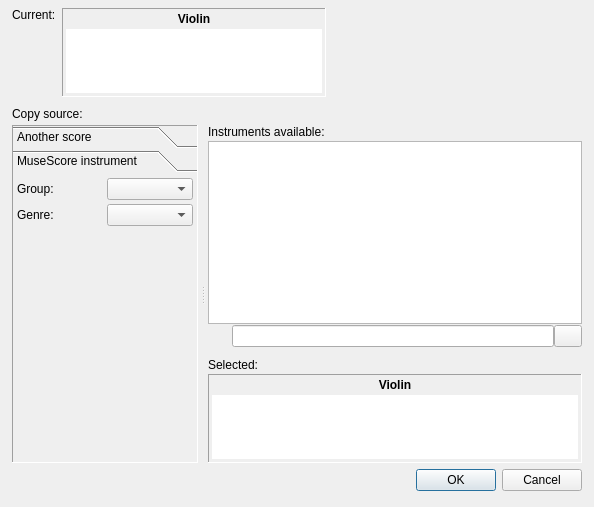
This is musecbox/dialogs/instrument_selection_dialog.ui in Zen-Master-SoSo/musecbox as Qt 5 draws it before an edit. The edited form follows.
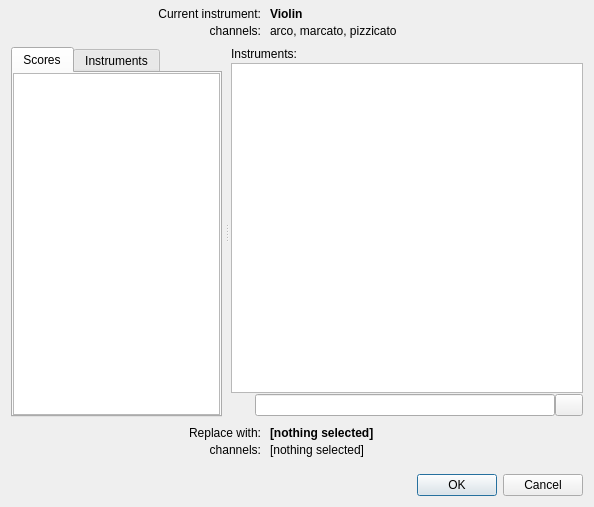
This is the edited form. The open tabs and pages were chosen to show the change. Icons and pictures are not drawn.

Commit message: WIP - replace os.path with pathlib everywhere

The edit to the form file:
```diff
--- a/musecbox/dialogs/instrument_selection_dialog.ui
+++ b/musecbox/dialogs/instrument_selection_dialog.ui
@@ -13,73 +13,29 @@
   <property name="windowTitle">
    <string>Dialog</string>
   </property>
-  <layout class="QVBoxLayout" name="verticalLayout_7" stretch="1,5,1">
+  <layout class="QVBoxLayout" name="verticalLayout" stretch="0,1,0,0">
    <property name="spacing">
-    <number>6</number>
-   </property>
-   <property name="leftMargin">
-    <number>12</number>
+    <number>9</number>
    </property>
    <property name="topMargin">
-    <number>8</number>
+    <number>7</number>
    </property>
-   <property name="rightMargin">
-    <number>12</number>
-   </property>
-   <property name="bottomMargin">
-    <number>16</number>
-   </property>
    <item>
-    <layout class="QHBoxLayout" name="top_lo">
-     <item>
-      <layout class="QVBoxLayout" name="verticalLayout_6">
-       <item>
-        <widget class="QLabel" name="label_5">
+    <layout class="QGridLayout" name="gridcurr" columnstretch="4,5">
+     <property name="verticalSpacing">
+      <number>3</number>
+     </property>
+     <item row="0" column="0">
+      <widget class="QLabel" name="lbl1">
          <property name="text">
-          <string>Current:</string>
+        <string>Current instrument:</string>
+       </property>
+       <property name="alignment">
+        <set>Qt::AlignRight|Qt::AlignTrailing|Qt::AlignVCenter</set>
          </property>
         </widget>
        </item>
-       <item>
-        <spacer name="verticalSpacer_2">
-         <property name="orientation">
-          <enum>Qt::Vertical</enum>
-         </property>
-         <property name="sizeHint" stdset="0">
-          <size>
-           <width>20</width>
-           <height>40</height>
-          </size>
-         </property>
-        </spacer>
-       </item>
-      </layout>
-     </item>
-     <item>
-      <widget class="QFrame" name="frm_current">
-       <property name="frameShape">
-        <enum>QFrame::Panel</enum>
-       </property>
-       <property name="frameShadow">
-        <enum>QFrame::Sunken</enum>
-       </property>
-       <layout class="QVBoxLayout" name="verticalLayout_5">
-        <property name="spacing">
-         <number>3</number>
-        </property>
-        <property name="leftMargin">
-         <number>3</number>
-        </property>
-        <property name="topMargin">
-         <number>3</number>
-        </property>
-        <property name="rightMargin">
-         <number>3</number>
-        </property>
-        <property name="bottomMargin">
-         <number>3</number>
-        </property>
-        <item>
+     <item row="0" column="1">
          <widget class="QLabel" name="lbl_old_instrument_name">
           <property name="font">
            <font>
@@ -91,67 +47,34 @@
            <string>Violin</string>
           </property>
           <property name="alignment">
-           <set>Qt::AlignCenter</set>
+        <set>Qt::AlignLeading|Qt::AlignLeft|Qt::AlignVCenter</set>
           </property>
          </widget>
         </item>
-        <item>
-         <widget class="QListWidget" name="lst_old_channels">
+     <item row="1" column="0">
+      <widget class="QLabel" name="label_3">
+       <property name="text">
+        <string>channels:</string>
+       </property>
+       <property name="alignment">
+        <set>Qt::AlignRight|Qt::AlignTrailing|Qt::AlignVCenter</set>
+       </property>
+      </widget>
+     </item>
+     <item row="1" column="1">
+      <widget class="QLabel" name="lbl_old_channels">
           <property name="sizePolicy">
-           <sizepolicy hsizetype="Expanding" vsizetype="Maximum">
+        <sizepolicy hsizetype="Preferred" vsizetype="Maximum">
             <horstretch>0</horstretch>
             <verstretch>0</verstretch>
            </sizepolicy>
           </property>
-          <property name="maximumSize">
-           <size>
-            <width>16777215</width>
-            <height>64</height>
-           </size>
-          </property>
-          <property name="frameShape">
-           <enum>QFrame::NoFrame</enum>
-          </property>
-          <property name="editTriggers">
-           <set>QAbstractItemView::NoEditTriggers</set>
-          </property>
-          <property name="selectionMode">
-           <enum>QAbstractItemView::NoSelection</enum>
-          </property>
-         </widget>
-        </item>
-       </layout>
-      </widget>
-     </item>
-     <item>
-      <spacer name="horizontalSpacer_3">
-       <property name="orientation">
-        <enum>Qt::Horizontal</enum>
-       </property>
-       <property name="sizeHint" stdset="0">
-        <size>
-         <width>40</width>
-         <height>20</height>
-        </size>
-       </property>
-      </spacer>
-     </item>
-    </layout>
-   </item>
-   <item>
-    <layout class="QVBoxLayout" name="verticalLayout_4" stretch="1,100">
-     <property name="spacing">
-      <number>4</number>
-     </property>
-     <property name="topMargin">
-      <number>4</number>
-     </property>
-     <item>
-      <widget class="QLabel" name="label_9">
        <property name="text">
-        <string>Copy source:</string>
+        <string>arco, marcato, pizzicato</string>
        </property>
       </widget>
+     </item>
+    </layout>
      </item>
      <item>
       <widget class="QSplitter" name="splitter">
@@ -159,33 +82,9 @@
         <enum>Qt::Horizontal</enum>
        </property>
        <property name="handleWidth">
-        <number>10</number>
-       </property>
-       <widget class="QFrame" name="frm_copy_src">
-        <property name="frameShape">
-         <enum>QFrame::Panel</enum>
-        </property>
-        <property name="frameShadow">
-         <enum>QFrame::Sunken</enum>
-        </property>
-        <layout class="QVBoxLayout" name="verticalLayout">
-         <property name="spacing">
-          <number>0</number>
-         </property>
-         <property name="leftMargin">
-          <number>0</number>
-         </property>
-         <property name="topMargin">
-          <number>0</number>
-         </property>
-         <property name="rightMargin">
-          <number>0</number>
-         </property>
-         <property name="bottomMargin">
-          <number>0</number>
-         </property>
-         <item>
-          <widget class="QToolBox" name="tool_box">
+      <number>9</number>
+     </property>
+     <widget class="QTabWidget" name="tool_box">
            <property name="sizePolicy">
             <sizepolicy hsizetype="MinimumExpanding" vsizetype="MinimumExpanding">
              <horstretch>0</horstretch>
@@ -195,20 +94,9 @@
            <property name="currentIndex">
             <number>0</number>
            </property>
-           <property name="tabSpacing">
-            <number>2</number>
-           </property>
-           <widget class="QWidget" name="page_copy">
-            <property name="geometry">
-             <rect>
-              <x>0</x>
-              <y>0</y>
-              <width>202</width>
-              <height>270</height>
-             </rect>
-            </property>
-            <attribute name="label">
-             <string>Another score</string>
+      <widget class="QWidget" name="tab_score">
+       <attribute name="title">
+        <string>Scores</string>
             </attribute>
             <layout class="QVBoxLayout" name="verticalLayout_8">
              <property name="spacing">
@@ -238,34 +126,11 @@
              </item>
             </layout>
            </widget>
-           <widget class="QWidget" name="page_mscore">
-            <property name="geometry">
-             <rect>
-              <x>0</x>
-              <y>0</y>
-              <width>202</width>
-              <height>273</height>
-             </rect>
-            </property>
-            <attribute name="label">
-             <string>MuseScore instrument</string>
+      <widget class="QWidget" name="tab_inst">
+       <attribute name="title">
+        <string>Instruments</string>
             </attribute>
             <layout class="QVBoxLayout" name="verticalLayout_2">
-             <property name="spacing">
-              <number>4</number>
-             </property>
-             <property name="leftMargin">
-              <number>4</number>
-             </property>
-             <property name="topMargin">
-              <number>4</number>
-             </property>
-             <property name="rightMargin">
-              <number>4</number>
-             </property>
-             <property name="bottomMargin">
-              <number>4</number>
-             </property>
              <item>
               <layout class="QHBoxLayout" name="group_lo">
                <item>
@@ -310,23 +175,15 @@
             </layout>
            </widget>
           </widget>
-         </item>
-        </layout>
-       </widget>
-       <widget class="QWidget" name="">
-        <layout class="QVBoxLayout" name="mid_right_lo" stretch="50,10">
-         <property name="spacing">
-          <number>10</number>
-         </property>
-         <item>
-          <layout class="QVBoxLayout" name="inst_avail_lo">
+     <widget class="QWidget" name="layoutWidget">
+      <layout class="QVBoxLayout" name="right_lo">
            <property name="spacing">
             <number>2</number>
            </property>
            <item>
-            <widget class="QLabel" name="label_7">
+        <widget class="QLabel" name="lbl3">
              <property name="text">
-              <string>Instruments available:</string>
+          <string>Instruments:</string>
              </property>
             </widget>
            </item>
@@ -384,47 +241,28 @@
             </layout>
            </item>
           </layout>
-         </item>
-         <item>
-          <layout class="QVBoxLayout" name="selected_lo">
-           <property name="spacing">
-            <number>2</number>
-           </property>
-           <item>
-            <widget class="QLabel" name="label_8">
-             <property name="text">
-              <string>Selected:</string>
-             </property>
-            </widget>
+     </widget>
+    </widget>
            </item>
            <item>
-            <widget class="QFrame" name="frm_selected">
-             <property name="frameShape">
-              <enum>QFrame::Panel</enum>
-             </property>
-             <property name="frameShadow">
-              <enum>QFrame::Sunken</enum>
-             </property>
-             <property name="lineWidth">
-              <number>1</number>
-             </property>
-             <layout class="QVBoxLayout" name="verticalLayout_3">
-              <property name="spacing">
-               <number>3</number>
-              </property>
-              <property name="leftMargin">
-               <number>3</number>
-              </property>
-              <property name="topMargin">
-               <number>3</number>
-              </property>
-              <property name="rightMargin">
-               <number>3</number>
-              </property>
+    <layout class="QGridLayout" name="gridrepl" columnstretch="4,5">
               <property name="bottomMargin">
+      <number>8</number>
+     </property>
+     <property name="verticalSpacing">
                <number>3</number>
               </property>
-              <item>
+     <item row="0" column="0">
+      <widget class="QLabel" name="lbl4">
+       <property name="text">
+        <string>Replace with:</string>
+       </property>
+       <property name="alignment">
+        <set>Qt::AlignRight|Qt::AlignTrailing|Qt::AlignVCenter</set>
+       </property>
+      </widget>
+     </item>
+     <item row="0" column="1">
                <widget class="QLabel" name="lbl_new_instrument_name">
                 <property name="font">
                  <font>
@@ -433,42 +271,34 @@
                  </font>
                 </property>
                 <property name="text">
-                 <string>Violin</string>
+        <string>[nothing selected]</string>
                 </property>
                 <property name="alignment">
-                 <set>Qt::AlignCenter</set>
-                </property>
-                <property name="wordWrap">
-                 <bool>true</bool>
-                </property>
-               </widget>
-              </item>
-              <item>
-               <widget class="QListWidget" name="lst_new_channels">
-                <property name="maximumSize">
-                 <size>
-                  <width>16777215</width>
-                  <height>64</height>
-                 </size>
-                </property>
-                <property name="frameShape">
-                 <enum>QFrame::NoFrame</enum>
-                </property>
-                <property name="editTriggers">
-                 <set>QAbstractItemView::NoEditTriggers</set>
-                </property>
-                <property name="selectionMode">
-                 <enum>QAbstractItemView::NoSelection</enum>
-                </property>
-               </widget>
-              </item>
-             </layout>
-            </widget>
-           </item>
-          </layout>
-         </item>
-        </layout>
-       </widget>
+        <set>Qt::AlignLeading|Qt::AlignLeft|Qt::AlignVCenter</set>
+       </property>
+      </widget>
+     </item>
+     <item row="1" column="0">
+      <widget class="QLabel" name="label_4">
+       <property name="text">
+        <string>channels:</string>
+       </property>
+       <property name="alignment">
+        <set>Qt::AlignRight|Qt::AlignTrailing|Qt::AlignVCenter</set>
+       </property>
+      </widget>
+     </item>
+     <item row="1" column="1">
+      <widget class="QLabel" name="lbl_new_channels">
+       <property name="sizePolicy">
+        <sizepolicy hsizetype="Preferred" vsizetype="Maximum">
+         <horstretch>0</horstretch>
+         <verstretch>0</verstretch>
+        </sizepolicy>
+       </property>
+       <property name="text">
+        <string>[nothing selected]</string>
+       </property>
       </widget>
      </item>
     </layout>
```
Lines whose indentation alone changed are shown as unchanged. The commit also changes 37 other files.
